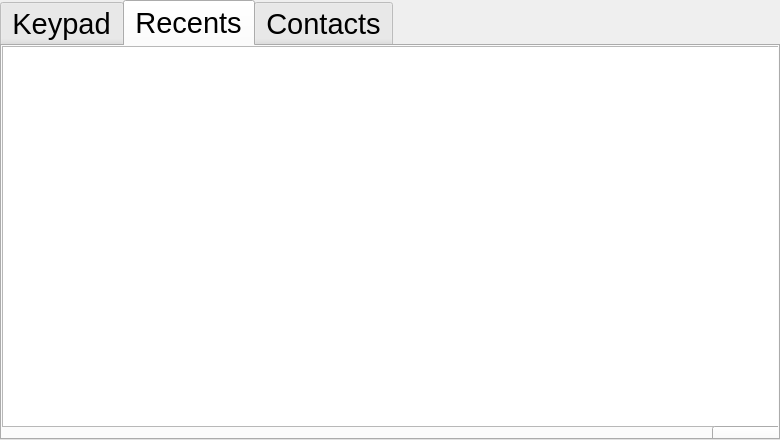
This is RPI/GUI/UI/Phone.ui in YehiaEhab16/FOTA_Graduation-Project-2022 as Qt 5 draws it before an edit. The edited form follows.
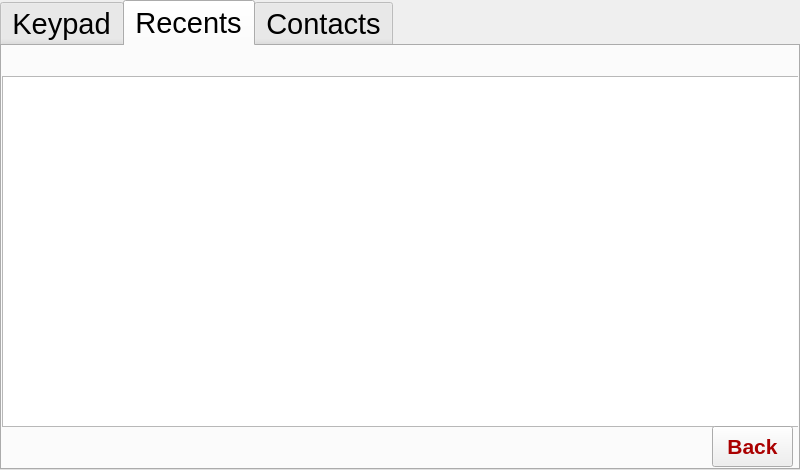
This is the edited form. The open tabs and pages were chosen to show the change. Icons and pictures are not drawn.

```diff
--- a/RPI/GUI/UI/Phone.ui
+++ b/RPI/GUI/UI/Phone.ui
@@ -6,8 +6,8 @@
    <rect>
     <x>0</x>
     <y>0</y>
-    <width>780</width>
-    <height>440</height>
+    <width>800</width>
+    <height>470</height>
    </rect>
   </property>
   <property name="font">
@@ -1776,9 +1776,9 @@
     <property name="geometry">
      <rect>
       <x>0</x>
-      <y>0</y>
+      <y>30</y>
       <width>801</width>
-      <height>381</height>
+      <height>351</height>
      </rect>
     </property>
     <property name="font">
```
Left out of the diff: 4 changed lines with no effect on the pictures.
